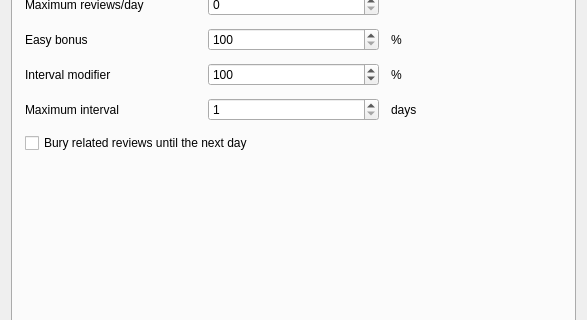
First picture: the form in designer/dconf.ui, repository ankitects/anki, before the edit; both pictures show x 0 to 587 and y 104 to 424 of the 587 by 514 pixel window.
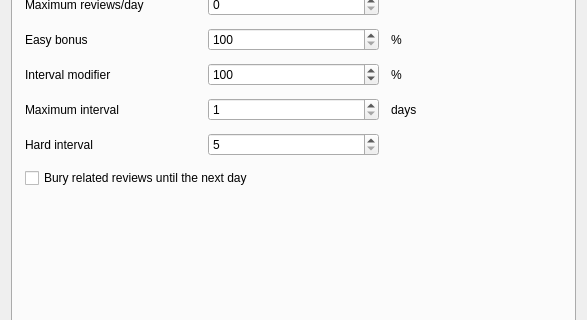
Second picture: the form after the edit. The open tabs and pages were chosen to show the change.

Commit message: support customizing hard factor

```diff
--- a/designer/dconf.ui
+++ b/designer/dconf.ui
@@ -343,13 +343,30 @@
            </property>
           </widget>
          </item>
-         <item row="4" column="0" colspan="3">
+         <item row="5" column="0" colspan="3">
           <widget class="QCheckBox" name="buryRev">
            <property name="text">
             <string>Bury related reviews until the next day</string>
            </property>
           </widget>
          </item>
+         <item row="4" column="0">
+          <widget class="QLabel" name="hardFactorLabel">
+           <property name="text">
+            <string>Hard interval</string>
+           </property>
+          </widget>
+         </item>
+         <item row="4" column="1">
+          <widget class="QSpinBox" name="hardFactor">
+           <property name="minimum">
+            <number>5</number>
+           </property>
+           <property name="maximum">
+            <number>120</number>
+           </property>
+          </widget>
+         </item>
         </layout>
        </item>
        <item>
```
Left out of the diff: 57 changed lines with no effect on the pictures. The commit also changes 4 other files.
